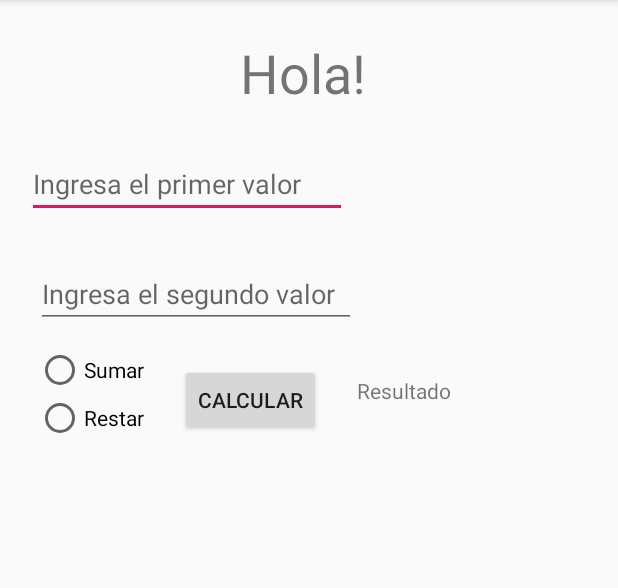
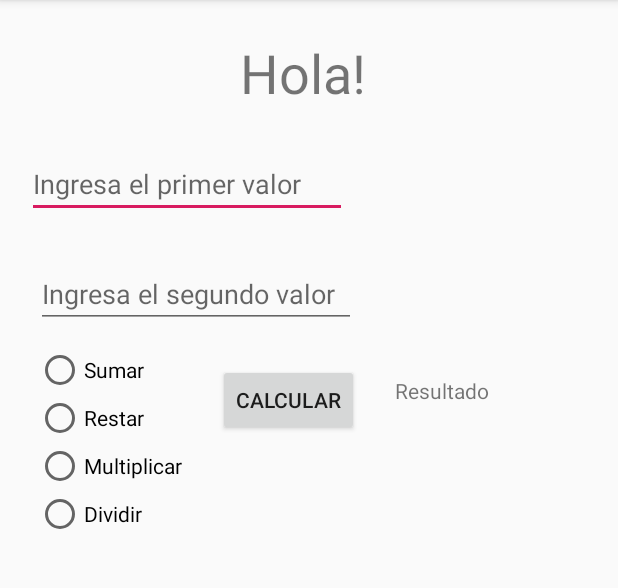
Before and after one commit to YuhiAida/Suma-y-resta-en-android, an Android app: the screen it shows after launch (MainActivity), on a phone screen of 412 x 824 dp, the part 84-672 px from its top. Run offline under Robolectric (Android 15) with nearby library versions, the phone set to English and light mode, and no system bars.

```diff
--- a/app/src/main/java/com/yuhiaida/app_radiobutton/MainActivity.java
+++ b/app/src/main/java/com/yuhiaida/app_radiobutton/MainActivity.java
@@ -7,12 +7,13 @@ import android.view.View;
 import android.widget.EditText;
 import android.widget.RadioButton;
 import android.widget.TextView;
+import android.widget.Toast;
 
 public class MainActivity extends AppCompatActivity {
 
     private EditText et1, et2;
     private TextView tvResultado;
-    private RadioButton rb1, rb2;
+    private RadioButton rb1, rb2, rb3, rb4;
 
     @Override
     protected void onCreate(Bundle savedInstanceState) {
@@ -24,7 +25,9 @@ public class MainActivity extends AppCompatActivity {
         et2 = (EditText)findViewById(R.id.editText2);
         tvResultado = (TextView)findViewById(R.id.textView);
         rb1 = (RadioButton)findViewById(R.id.radioButton);
-        rb2 = (RadioButton) findViewById(R.id.radioButton2);
+        rb2 = (RadioButton)findViewById(R.id.radioButton2);
+        rb3 = (RadioButton)findViewById(R.id.radioButton3);
+        rb4 = (RadioButton)findViewById(R.id.radioButton4);
     }
 
     //Metodo para el boton calcular
@@ -43,6 +46,16 @@ public class MainActivity extends AppCompatActivity {
             int resta = valor1_Int - valor2_Int;
             String resultado = String.valueOf(resta);
             tvResultado.setText(resultado);
+        }else if (rb3.isChecked() == true){
+            int multiplicacion = valor1_Int * valor2_Int;
+            String resultado = String.valueOf(multiplicacion);
+            tvResultado.setText(resultado);
+        }else if (rb4.isChecked() == true && valor2_Int != 0){
+            int division = valor1_Int / valor2_Int;
+            String resultado = String.valueOf(division);
+            tvResultado.setText(resultado);
+        }else if (rb4.isChecked() == true && valor2_Int == 0){
+            Toast.makeText(this, "Como vas a dividir por 0 la concha de tu madre", Toast.LENGTH_LONG).show();
         }
     }
 }
--- a/app/src/main/res/layout/activity_main.xml
+++ b/app/src/main/res/layout/activity_main.xml
@@ -52,6 +52,19 @@
             android:layout_width="match_parent"
             android:layout_height="wrap_content"
             android:text="@string/radioButton2" />
+
+        <RadioButton
+            android:id="@+id/radioButton3"
+            android:layout_width="match_parent"
+            android:layout_height="wrap_content"
+            android:text="@string/radioButton3" />
+
+        <RadioButton
+            android:id="@+id/radioButton4"
+            android:layout_width="match_parent"
+            android:layout_height="wrap_content"
+            android:text="@string/radioButton4" />
+
     </RadioGroup>
 
     <Button
--- a/app/src/main/res/values/strings.xml
+++ b/app/src/main/res/values/strings.xml
@@ -5,6 +5,8 @@
     <string name="editText2">Ingresa el segundo valor</string>
     <string name="radioButton">Sumar</string>
     <string name="radioButton2">Restar</string>
+    <string name="radioButton3">Multiplicar</string>
+    <string name="radioButton4">Dividir</string>
     <string name="button">Calcular</string>
     <string name="textView">Resultado</string>
 </resources>
```
